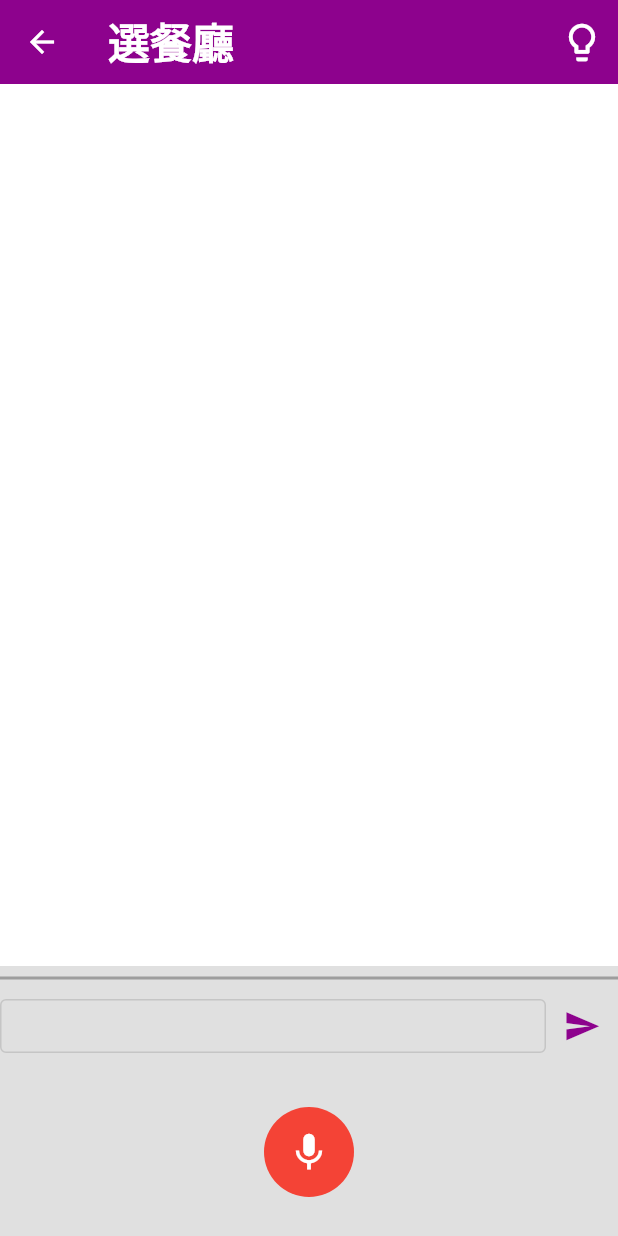
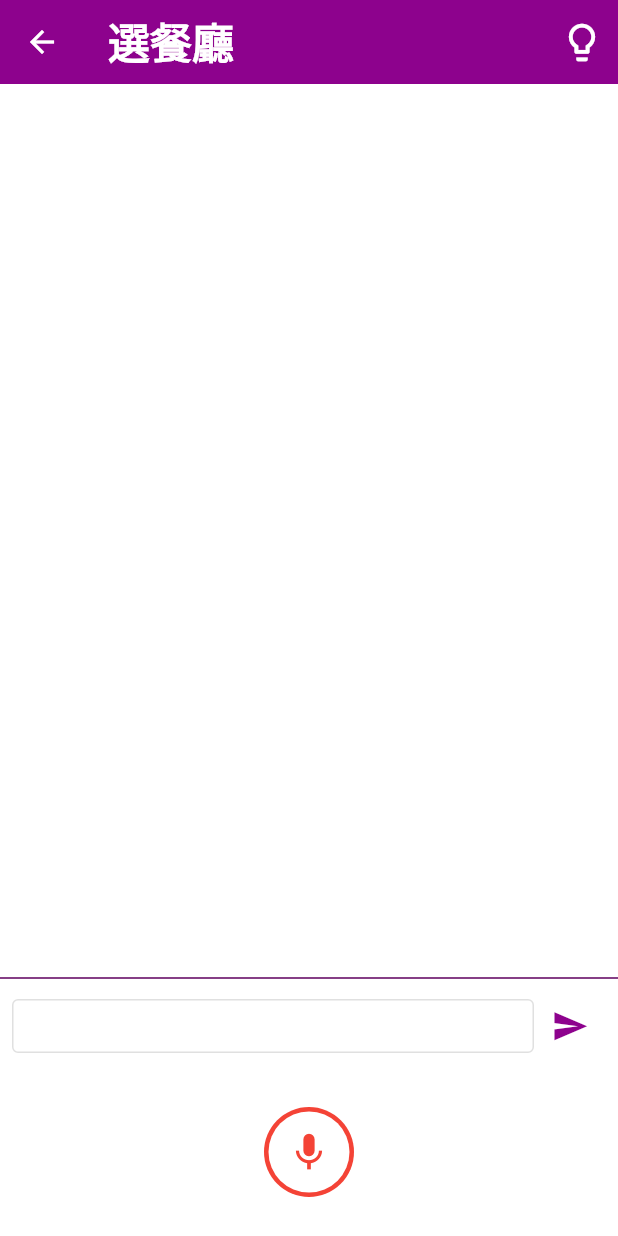
Before and after one commit to emotion0809/english_coversation_simulate, a Flutter app: the screen it shows after launch, after a tap on "選餐廳", on a phone screen of 412 x 824 dp. Run offline on Flutter 3.47's test engine with Material 2 defaults, Android fonts, the light colour scheme and no system bars; drawn by our look-alikes of avatar_glow; our stand-ins replace auto_size_text, flutter_tts, speech_to_text; network calls fail.

Commit message:
"ChatScreen"UI變動

```diff
--- a/lib/screens/chat_screen.dart
+++ b/lib/screens/chat_screen.dart
@@ -37,6 +37,7 @@ class _ChatScreenState extends State<ChatScreen> {
   final SpeechToText speech = SpeechToText();
   final FlutterTts flutterTts = FlutterTts();
   String _text = '請按下按鈕後說點英文吧';
+  bool startAnime = false;
 
   void initState() {
     super.initState();
@@ -76,6 +77,8 @@ class _ChatScreenState extends State<ChatScreen> {
   }
 
   void stopListening() {
+    startAnime = false;
+    setState(() {});
     speech.stop();
     _text = '已取消說話';
     setState(() {
@@ -93,6 +96,8 @@ class _ChatScreenState extends State<ChatScreen> {
   }
 
   void startListening() {
+    startAnime = true;
+    setState(() {});
     _text = '正在聆聽......';
     speech.listen(
         onResult: (val) => setState(() async {
@@ -128,15 +133,19 @@ class _ChatScreenState extends State<ChatScreen> {
       padding: EdgeInsets.symmetric(horizontal: 25.0, vertical: 15.0),
       width: MediaQuery.of(context).size.width * 0.75,
       decoration: BoxDecoration(
-        color: isUser ? Colors.blueGrey : Color(0xFFFF8040),
+        color: isUser ? Color(0xFFA6A6D2) : Color(0xFFFFAD86),
         borderRadius: isUser
             ? BorderRadius.only(
                 topLeft: Radius.circular(15.0),
                 bottomLeft: Radius.circular(15.0),
+                topRight: Radius.circular(15.0),
+                bottomRight: Radius.circular(15.0),
               )
             : BorderRadius.only(
                 topRight: Radius.circular(15.0),
                 bottomRight: Radius.circular(15.0),
+                topLeft: Radius.circular(15.0),
+                bottomLeft: Radius.circular(15.0),
               ),
       ),
       child: Column(
@@ -145,7 +154,7 @@ class _ChatScreenState extends State<ChatScreen> {
           Text(
             message.time,
             style: TextStyle(
-              color: Colors.blueGrey,
+              color: const Color(0xFF484891),
               fontSize: 16.0,
               fontWeight: FontWeight.w600,
             ),
@@ -174,18 +183,18 @@ class _ChatScreenState extends State<ChatScreen> {
 
   _buildMessageComposer() {
     return Container(
-      padding: EdgeInsets.symmetric(horizontal: 0.0),
       height: 180.0,
       color: Colors.white,
       child: Container(
-        color: Color(0xFFE0E0E0),
         child: Column(
           children: [
             Divider(
-              thickness: 2,
-              color: Color(0xFF9D9D9D),
+              thickness: 1,
+              color: Color(0xff5E005E),
             ),
-            Row(
+            Container(
+              padding: EdgeInsets.symmetric(horizontal: 8.0),
+              child: Row(
                 children: <Widget>[
                   Expanded(
                     child: OutlinedButton(
@@ -206,19 +215,25 @@ class _ChatScreenState extends State<ChatScreen> {
                   ),
                 ],
               ),
+            ),
             AvatarGlow(
                 glowColor: Colors.red,
+                animate: startAnime,
                 child: CircleAvatar(
                   radius: 30,
                   backgroundColor: Colors.red,
+                  child: CircleAvatar(
+                      radius: 27,
+                      backgroundColor: Colors.white,
                       child: IconButton(
                         padding: EdgeInsets.zero,
-                      icon: Icon(Icons.mic, color: Colors.white),
+                        icon: Icon(Icons.mic, color: Colors.red),
                         iconSize: 30,
                         onPressed: !_hasSpeech || speech.isListening
                             ? stopListening
                             : startListening,
                       )),
+                ),
                 endRadius: 60)
           ],
         ),
@@ -254,6 +269,7 @@ class _ChatScreenState extends State<ChatScreen> {
           children: <Widget>[
             Expanded(
               child: Container(
+                padding: EdgeInsets.symmetric(horizontal: 5.0),
                 decoration: BoxDecoration(
                   color: Colors.white,
                 ),
@@ -295,7 +311,8 @@ class _ChatScreenState extends State<ChatScreen> {
   }
 
   connectAPI(String input) async {
-    await API_Manager.reply(Situations[widget.index].port, coversationID, Situations[widget.index].auth, input);
+    await API_Manager.reply(Situations[widget.index].port, coversationID,
+        Situations[widget.index].auth, input);
     now = DateTime.now();
     formattedDate = DateFormat('h:mm a').format(now);
     if (API_Manager.bot_reply != ["", "", "", "", ""]) {
```
Lines whose indentation alone changed are shown as unchanged.
